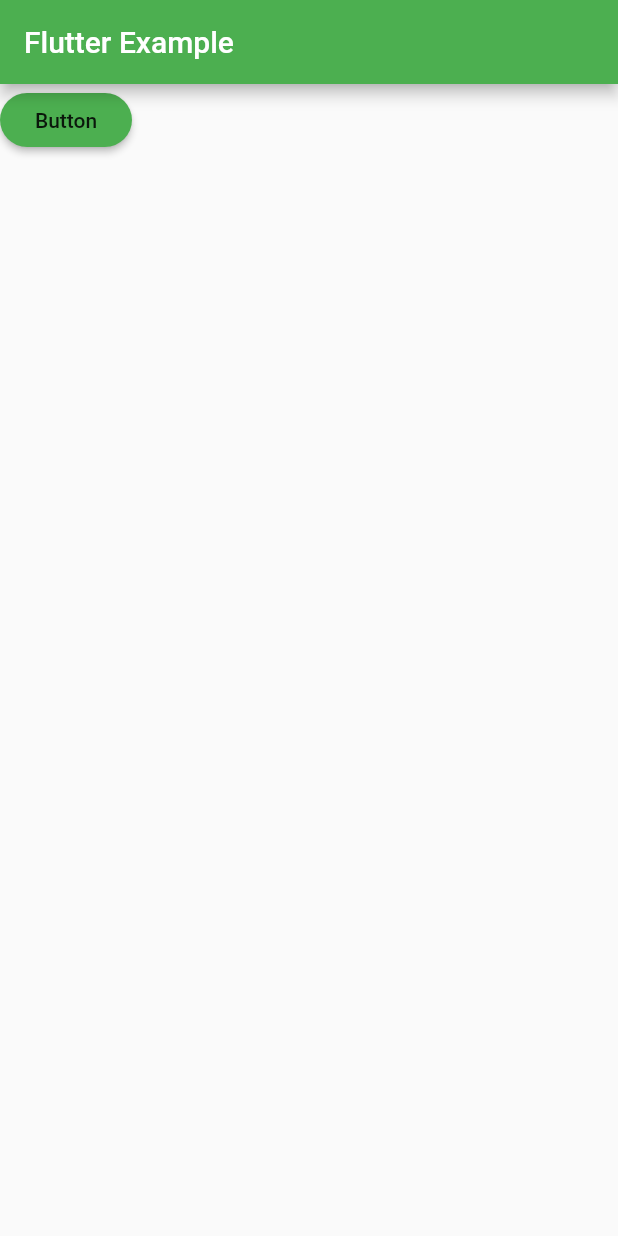
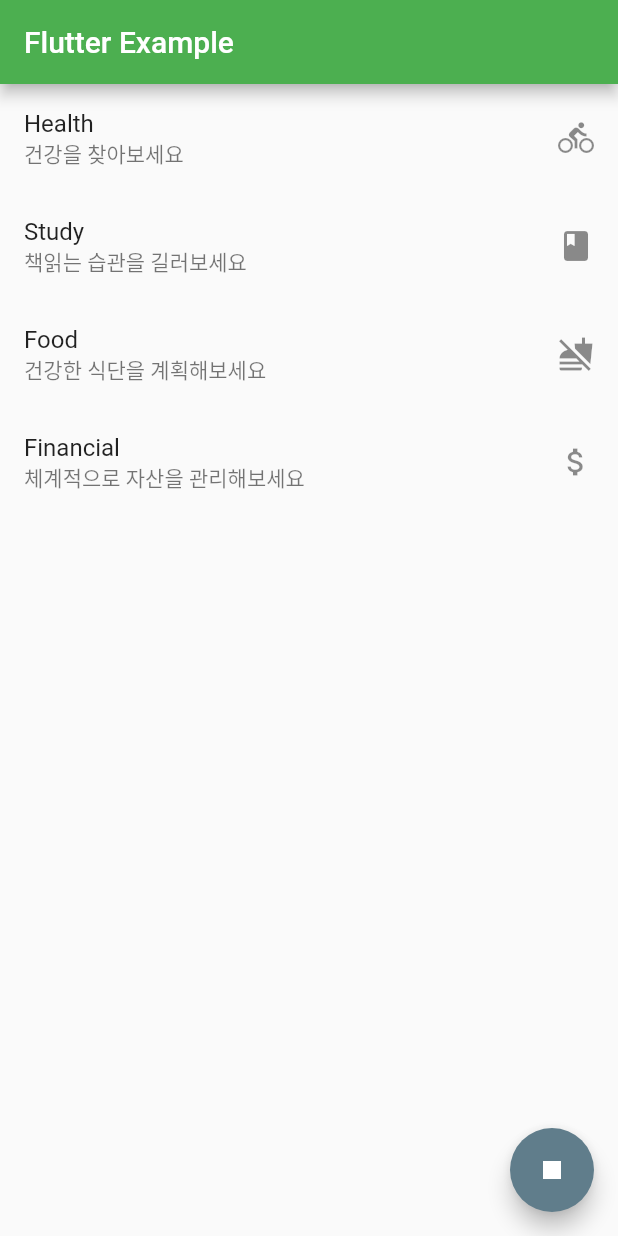
Before and after one commit to yoonsangkwak/Flutter_basic, a Flutter app: the screen it shows after launch, on a phone screen of 412 x 824 dp. Run offline on Flutter 3.47's test engine with Material 2 defaults, Android fonts, the phone set to English and light mode, and no system bars.

Commit message:
project widget

```diff
--- a/flutter_app/lib/main.dart
+++ b/flutter_app/lib/main.dart
@@ -22,22 +22,43 @@ class ContainerWidget extends StatelessWidget {
   @override
   Widget build(BuildContext context) {
     return Scaffold(
-        appBar: AppBar(
-          title: Text('Flutter Example'),
-        ),
-        body: Container(
-          child: RaisedButton(
-            child: Text('Button'),
-            onPressed: () {
-              print('press');
+      appBar: AppBar(
+        title: Text('Flutter Example'),
+      ),
+      body: ListView(
+        children: [
+          ListTile(
+            title: Text('Health'),
+            subtitle: Text('건강을 찾아보세요'),
+            trailing: Icon(Icons.directions_bike),
+          ),
+          ListTile(
+            title: Text('Study'),
+            subtitle: Text('책읽는 습관을 길러보세요'),
+            trailing: Icon(Icons.book),
+          ),
+          ListTile(
+            title: Text('Food'),
+            subtitle: Text('건강한 식단을 계획해보세요'),
+            trailing: Icon(Icons.no_food),
+            onTap: () {
+              print('Tap');
             },
-            onLongPress: () {
-              print('long press');
-            },
-            color: Colors.green,
-            shape:
-                RoundedRectangleBorder(borderRadius: BorderRadius.circular(50)),
           ),
-        ));
+          ListTile(
+            title: Text('Financial'),
+            subtitle: Text('체계적으로 자산을 관리해보세요'),
+            trailing: Icon(Icons.attach_money),
+          ),
+        ],
+      ),
+      floatingActionButton: FloatingActionButton(
+        onPressed: () {
+          print('123');
+        },
+        child: Icon(Icons.stop),
+        backgroundColor: Colors.blueGrey,
+      ),
+    );
   }
 }
```
